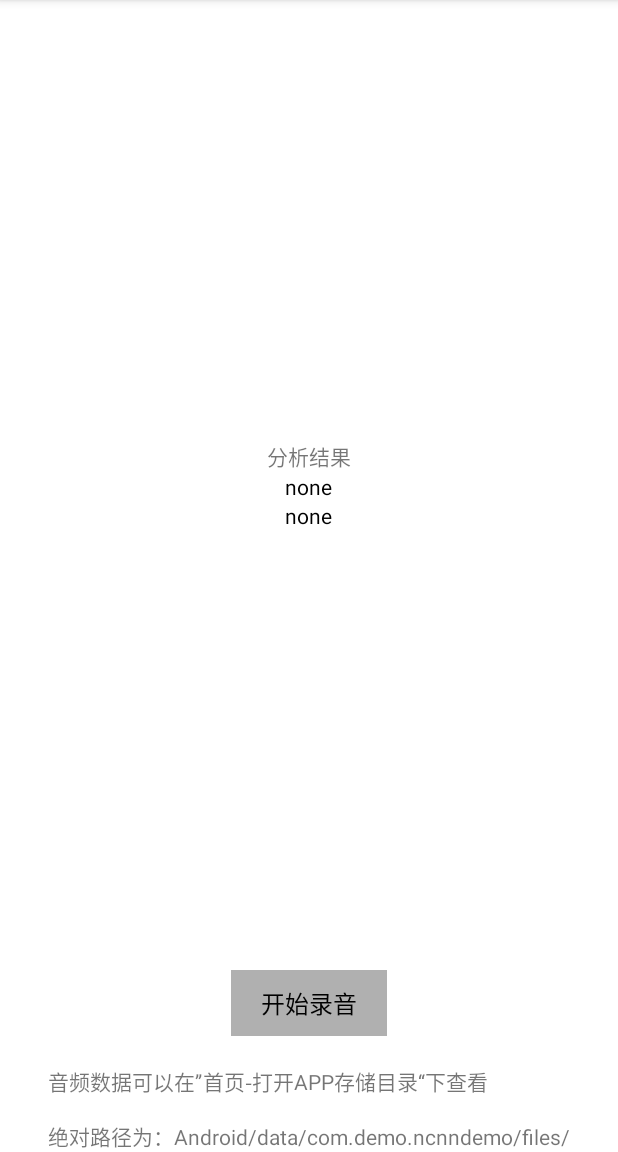
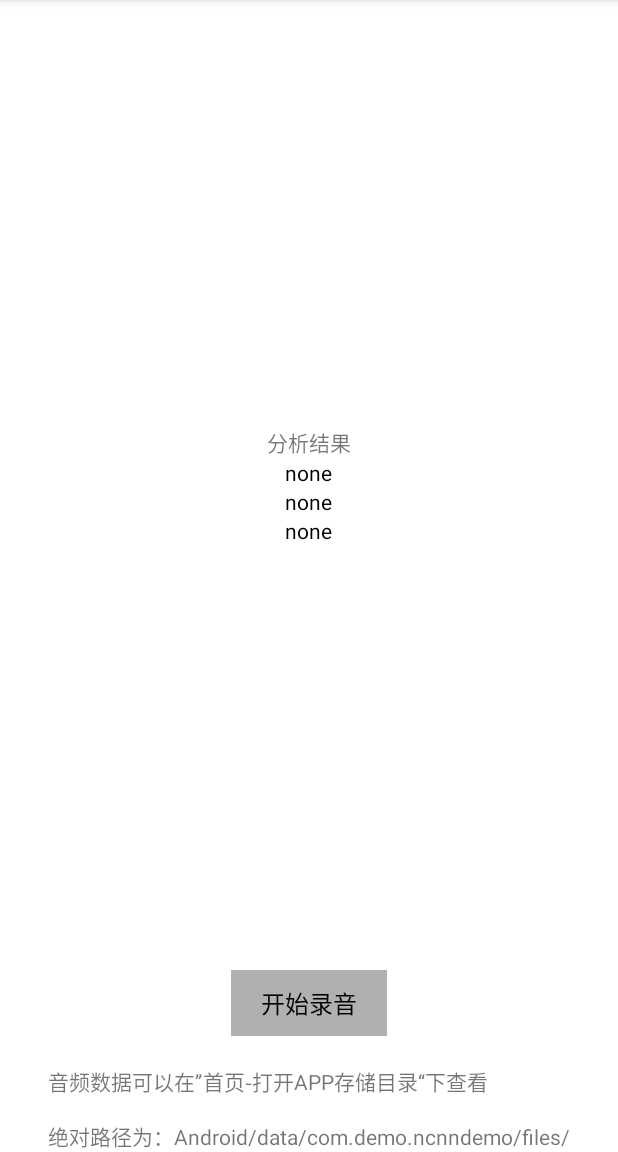
Before and after one commit to azure213231/Android-AudioClassifyDemo, an Android app: the RecordAudioClassifyActivity screen opened directly, with no data from a screen before it, on a phone screen of 412 x 824 dp, the part 84-1236 px from its top. Run offline under Robolectric (Android 15) with nearby library versions, the phone set to English and light mode, and no system bars; 1 statement that could not run was skipped.

Commit message:
1、增加分析次数显示。 2、增加文件总数显示

```diff
--- a/app/src/main/java/com/demo/ncnndemo/activity/AppFileActivity.java
+++ b/app/src/main/java/com/demo/ncnndemo/activity/AppFileActivity.java
@@ -57,6 +57,8 @@ public class AppFileActivity extends AppCompatActivity {
 
         });
         binding.recyclerView.setAdapter(folderAdapter);
+
+        binding.fileNum.setText("文件总数：" + folderList.size());
     }
 
     private void showAppFileActivity(File folder) {
--- a/app/src/main/java/com/demo/ncnndemo/service/AudioClassifyService.java
+++ b/app/src/main/java/com/demo/ncnndemo/service/AudioClassifyService.java
@@ -42,6 +42,7 @@ public class AudioClassifyService  extends Service {
     private static final int NOTIFICATION_ID = 1;
     private static final String CHANNEL_ID = "YourChannelId";
     private Notification notification;
+    private Integer classifyNum = 0;
 
     @Override
     public void onCreate() {
@@ -134,8 +135,10 @@ public class AudioClassifyService  extends Service {
                 }
             });
 
+            classifyNum = 0;
             sendBorderCast("startRecord","GONE");
             sendBorderCast("stopRecord","VISIBLE");
+            sendBorderCast("classifyNum",classifyNum.toString());
         }
     }
 
@@ -190,6 +193,9 @@ public class AudioClassifyService  extends Service {
                                     PytorchRepository.AudioClassifyResult audioClassifyResult = PytorchRepository.getInstance().audioClassify(getApplicationContext(),doubles);
                                     sendBorderCast("classifyResult",audioClassifyResult.getLabel() + ": " + audioClassifyResult.getScore());
 
+                                    classifyNum++;
+                                    sendBorderCast("classifyNum",classifyNum.toString());
+
                                     AudioUtils.saveAudioClassifyWav(getApplicationContext(),"audioClassify",audioClassifyResult.getLabel(),decibels,audioClassifyResult.getScore(),doubles);
                                 } catch (Exception e) {
                                     ToastUtil.showToast(getApplicationContext(),"分析失败: " + e.getMessage());
--- a/app/src/main/res/layout/activity_main.xml
+++ b/app/src/main/res/layout/activity_main.xml
@@ -100,7 +100,7 @@
         <TextView
             android:layout_width="wrap_content"
             android:layout_height="wrap_content"
-            android:text="清除声音文件"
+            android:text="清除录音文件"
             android:textColor="@color/black"
             android:textSize="18sp"/>
     </LinearLayout>
--- a/app/src/main/res/layout/activity_record_audio_classify.xml
+++ b/app/src/main/res/layout/activity_record_audio_classify.xml
@@ -21,6 +21,13 @@
             android:layout_height="wrap_content"
             android:textSize="14sp"
             android:text="分析结果"/>
+        <TextView
+            android:id="@+id/classify_num"
+            android:layout_width="wrap_content"
+            android:layout_height="wrap_content"
+            android:textSize="14sp"
+            android:textColor="@color/black"
+            android:text="none"/>
         <TextView
             android:id="@+id/classify_result"
             android:layout_width="wrap_content"
```
Also changed, not shown: app/src/main/java/com/demo/ncnndemo/activity/RecordAudioClassifyActivity.java (+2 -6 lines), app/src/main/res/layout/activity_app_file.xml (+9 -0 lines).
